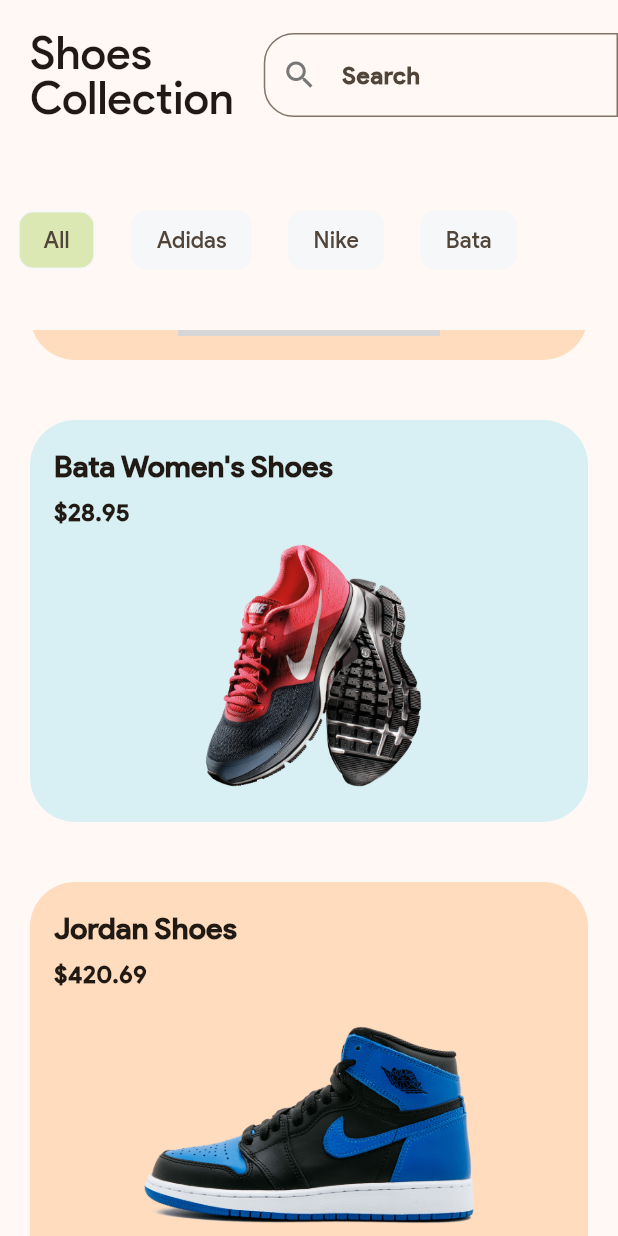
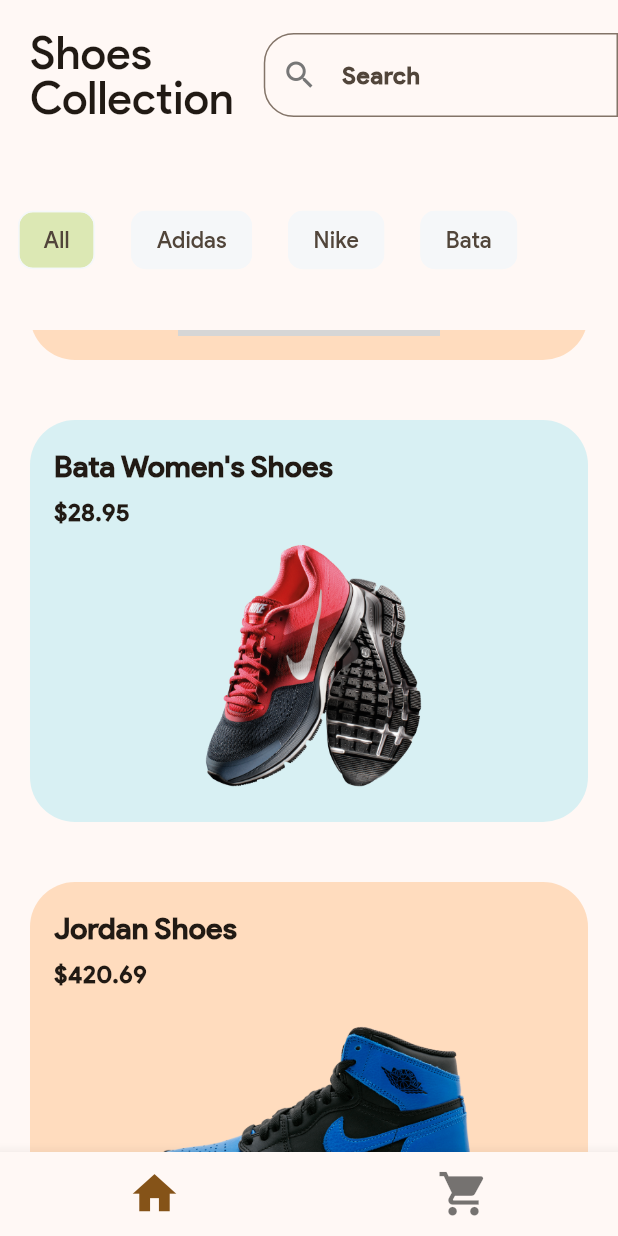
Before and after one commit to soumya-99/shopping-app-flutter, a Flutter app: the screen it shows after launch, scrolled down 576 dp, on a phone screen of 412 x 824 dp. Run offline on Flutter 3.47's test engine with Material 3 defaults, Android fonts, the phone set to English and light mode, and no system bars; grey boxes are pictures that could not be loaded.

```diff
--- a/lib/global_variables.dart
+++ b/lib/global_variables.dart
@@ -33,13 +33,13 @@ final products = [
   },
 ];
 
-final List<Map<String, Object>> cart = [
+final cart = [
   {
     'id': '3',
     'title': 'Jordan Shoes',
     'price': 420.69,
     'imageUrl': 'assets/images/shoes_4.png',
     'company': 'Nike',
-    'sizes': [8, 9, 10],
+    'size': 8,
   }
 ];
--- a/lib/home_screen.dart
+++ b/lib/home_screen.dart
@@ -1,6 +1,6 @@
 import 'package:flutter/material.dart';
-import 'package:shop_app/global_variables.dart';
-import 'package:shop_app/product_card.dart';
+import 'package:shop_app/cart_screen.dart';
+import 'package:shop_app/products_list.dart';
 
 class HomeScreen extends StatefulWidget {
   const HomeScreen({super.key});
@@ -10,106 +10,40 @@ class HomeScreen extends StatefulWidget {
 }
 
 class _HomeScreenState extends State<HomeScreen> {
-  final List<String> filters = const ['All', 'Adidas', 'Nike', 'Bata'];
-  late String selectedFilter = filters[0];
+  int currentScreen = 0;
 
-  @override
-  void initState() {
-    super.initState();
-    selectedFilter = filters[0];
-  }
+  List<Widget> screens = const [
+    ProductsList(),
+    CartScreen(),
+  ];
 
   @override
   Widget build(BuildContext context) {
-    const inputBorder = OutlineInputBorder(
-      borderSide: BorderSide(
-        color: Color.fromRGBO(225, 225, 225, 1),
+    return Scaffold(
+      body: IndexedStack(
+        index: currentScreen,
+        children: screens,
       ),
-      borderRadius: BorderRadius.horizontal(
-        left: Radius.circular(20),
-      ),
-    );
-
-    return Scaffold(
-      body: SafeArea(
-        child: Column(
-          children: [
-            Row(
-              children: [
-                Padding(
-                  padding: const EdgeInsets.all(20.0),
-                  child: Text(
-                    "Shoes\nCollection",
-                    style: Theme.of(context).textTheme.titleLarge,
-                  ),
-                ),
-                const Expanded(
-                  child: TextField(
-                    decoration: InputDecoration(
-                      hintText: "Search",
-                      prefixIcon: Icon(Icons.search),
-                      border: inputBorder,
-                      focusedBorder: inputBorder,
-                    ),
-                  ),
-                ),
-              ],
-            ),
-            SizedBox(
-              height: 120,
-              child: ListView.builder(
-                scrollDirection: Axis.horizontal,
-                itemCount: filters.length,
-                itemBuilder: (context, index) {
-                  final filter = filters[index];
-                  return Padding(
-                    padding: const EdgeInsets.symmetric(horizontal: 12.0),
-                    child: GestureDetector(
-                      onTap: () {
-                        setState(() {
-                          selectedFilter = filter;
-                        });
-                      },
-                      child: Chip(
-                        backgroundColor: selectedFilter == filter
-                            ? Theme.of(context).colorScheme.tertiaryContainer
-                            : const Color.fromRGBO(245, 247, 249, 1),
-                        side: const BorderSide(
-                          color: Color.fromRGBO(245, 247, 249, 1),
-                        ),
-                        label: Text(
-                          filter,
-                          style: const TextStyle(
-                            fontSize: 15,
-                          ),
-                        ),
-                        shape: RoundedRectangleBorder(
-                          borderRadius: BorderRadius.circular(10),
-                        ),
-                      ),
-                    ),
-                  );
-                },
-              ),
-            ),
-            Expanded(
-              child: ListView.builder(
-                itemCount: products.length,
-                itemBuilder: (context, index) {
-                  final product = products[index];
-                  return ProductCard(
-                    title: product['title'] as String,
-                    price: product['price'] as double,
-                    image: product['imageUrl'] as String,
-                    backgroundColor: index.isEven
-                        ? const Color.fromRGBO(216, 240, 243, 1)
-                        : Theme.of(context).colorScheme.primaryContainer,
-                  );
-                },
-              ),
-            ),
-          ],
-        ),
+      bottomNavigationBar: BottomNavigationBar(
+        iconSize: 35,
+        selectedFontSize: 0,
+        unselectedFontSize: 0,
+        currentIndex: currentScreen,
+        onTap: (value) {
+          setState(() {
+            currentScreen = value;
+          });
+        },
+        items: const [
+          BottomNavigationBarItem(
+            icon: Icon(Icons.home),
+            label: '',
+          ),
+          BottomNavigationBarItem(
+            icon: Icon(Icons.shopping_cart),
+            label: '',
+          ),
+        ],
       ),
     );
   }
--- /dev/null
+++ b/lib/products_list.dart
@@ -0,0 +1,127 @@
+import 'package:flutter/material.dart';
+import 'package:shop_app/global_variables.dart';
+import 'package:shop_app/product_card.dart';
+import 'package:shop_app/product_details_screen.dart';
+
+class ProductsList extends StatefulWidget {
+  const ProductsList({super.key});
+
+  @override
+  State<ProductsList> createState() => _ProductsListState();
+}
+
+class _ProductsListState extends State<ProductsList> {
+  final List<String> filters = const ['All', 'Adidas', 'Nike', 'Bata'];
+
+  late String selectedFilter = filters[0];
+
+  @override
+  void initState() {
+    super.initState();
+    selectedFilter = filters[0];
+  }
+
+  @override
+  Widget build(BuildContext context) {
+    const inputBorder = OutlineInputBorder(
+      borderSide: BorderSide(
+        color: Color.fromRGBO(225, 225, 225, 1),
+      ),
+      borderRadius: BorderRadius.horizontal(
+        left: Radius.circular(20),
+      ),
+    );
+
+    return SafeArea(
+      child: Column(
+        children: [
+          Row(
+            children: [
+              Padding(
+                padding: const EdgeInsets.all(20.0),
+                child: Text(
+                  "Shoes\nCollection",
+                  style: Theme.of(context).textTheme.titleLarge,
+                ),
+              ),
+              const Expanded(
+                child: TextField(
+                  decoration: InputDecoration(
+                    hintText: "Search",
+                    prefixIcon: Icon(Icons.search),
+                    border: inputBorder,
+                    focusedBorder: inputBorder,
+                  ),
+                ),
+              ),
+            ],
+          ),
+          SizedBox(
+            height: 120,
+            child: ListView.builder(
+              scrollDirection: Axis.horizontal,
+              itemCount: filters.length,
+              itemBuilder: (context, index) {
+                final filter = filters[index];
+                return Padding(
+                  padding: const EdgeInsets.symmetric(horizontal: 12.0),
+                  child: GestureDetector(
+                    onTap: () {
+                      setState(() {
+                        selectedFilter = filter;
+                      });
+                    },
+                    child: Chip(
+                      backgroundColor: selectedFilter == filter
+                          ? Theme.of(context).colorScheme.tertiaryContainer
+                          : const Color.fromRGBO(245, 247, 249, 1),
+                      side: const BorderSide(
+                        color: Color.fromRGBO(245, 247, 249, 1),
+                      ),
+                      label: Text(
+                        filter,
+                        style: const TextStyle(
+                          fontSize: 15,
+                        ),
+                      ),
+                      shape: RoundedRectangleBorder(
+                        borderRadius: BorderRadius.circular(10),
+                      ),
+                    ),
+                  ),
+                );
+              },
+            ),
+          ),
+          Expanded(
+            child: ListView.builder(
+              itemCount: products.length,
+              itemBuilder: (context, index) {
+                final product = products[index];
+                return GestureDetector(
+                  onTap: () {
+                    Navigator.of(context).push(
+                      MaterialPageRoute(
+                        builder: (context) {
+                          return ProductDetails(product: product);
+                        },
+                      ),
+                    );
+                  },
+                  child: ProductCard(
+                    title: product['title'] as String,
+                    price: product['price'] as double,
+                    image: product['imageUrl'] as String,
+                    backgroundColor: index.isEven
+                        ? const Color.fromRGBO(216, 240, 243, 1)
+                        : Theme.of(context).colorScheme.primaryContainer,
+                  ),
+                );
+              },
+            ),
+          ),
+        ],
+      ),
+    );
+  }
+}
```
Also changed, not shown: lib/cart_screen.dart (added, +25 -0 lines).
